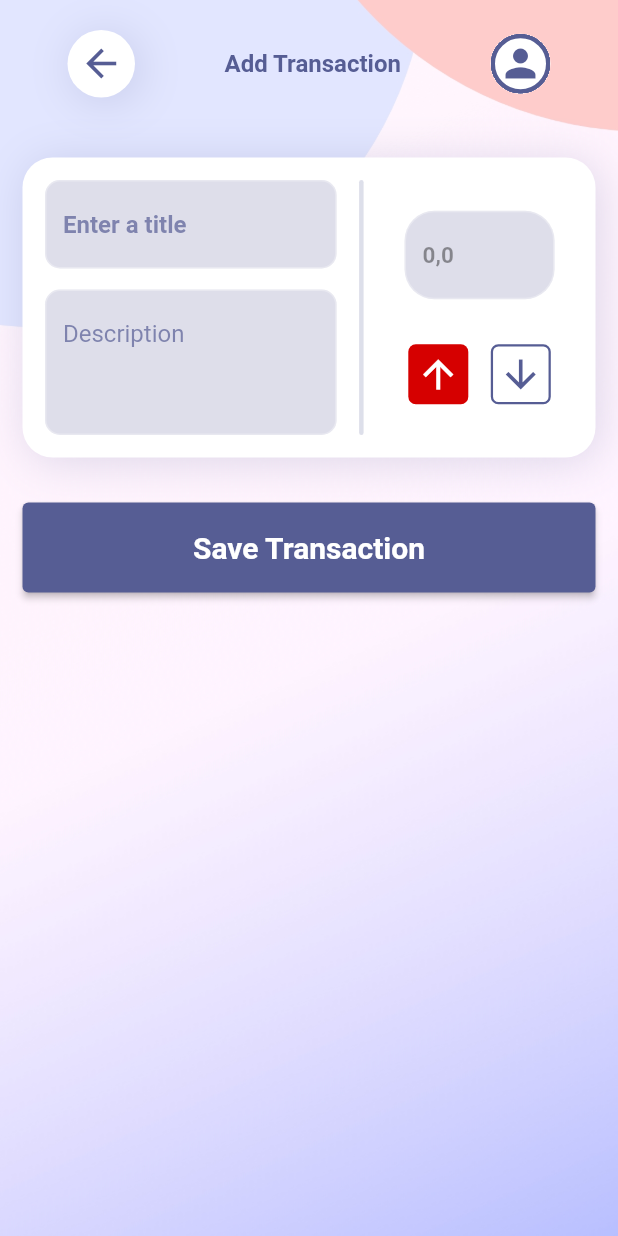
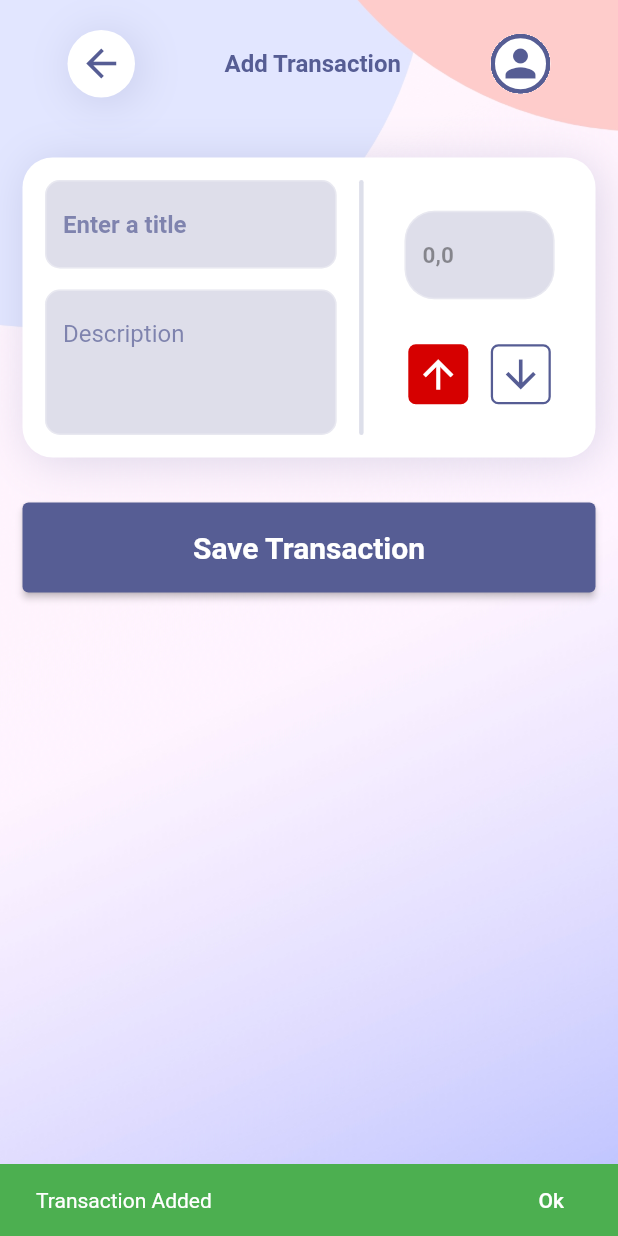
Before and after one commit to amrmhassan/smart-wallet, a Flutter app: the AddTransactionScreen screen opened by its route, after a tap on "Save Transaction", on a phone screen of 412 x 824 dp. Run offline on Flutter 3.47's test engine with Material 2 defaults, Android fonts, the phone set to English and light mode, and no system bars; our stand-ins replace font_awesome_flutter, sqflite; accounts and stored records are empty.

Commit message:
Basic Error handling implemented

```diff
--- /dev/null
+++ b/lib/constants/durations.dart
@@ -0,0 +1 @@
+const Duration snackbarDefaultDuration = Duration(seconds: 2);
--- a/lib/constants/types.dart
+++ b/lib/constants/types.dart
@@ -3,3 +3,9 @@ enum TransactionType {
   income,
   outcome,
 }
+
+enum SnackBarType {
+  info,
+  error,
+  success,
+}
--- /dev/null
+++ b/lib/helpers/custom_error.dart
@@ -0,0 +1,11 @@
+class CustomError implements Exception {
+  String message;
+  CustomError(
+    this.message,
+  );
+
+  @override
+  String toString() {
+    return message;
+  }
+}
--- a/lib/helpers/db_helper.dart
+++ b/lib/helpers/db_helper.dart
@@ -40,4 +40,9 @@ class DBHelper {
     final db = await DBHelper.database(table);
     return db.query(table);
   }
+
+  static Future<void> deleteById(String id, String table) async {
+    final db = await DBHelper.database(table);
+    return db.execute("DELETE FROM $table WHERE id='$id'");
+  }
 }
--- a/lib/providers/transactions_provider.dart
+++ b/lib/providers/transactions_provider.dart
@@ -2,6 +2,7 @@ import 'package:flutter/foundation.dart';
 import 'package:uuid/uuid.dart';
 import 'package:wallet_app/constants/db_constants.dart';
 import 'package:wallet_app/constants/types.dart';
+import 'package:wallet_app/helpers/custom_error.dart';
 import 'package:wallet_app/helpers/db_helper.dart';
 import 'package:wallet_app/models/transaction_model.dart';
 
@@ -79,8 +80,7 @@ class TransactionProvider extends ChangeNotifier {
       TransactionType transactionType) async {
     //* checking if the transaction added will make the current balance negative
     if (amount > totalMoney && transactionType == TransactionType.outcome) {
-      throw Exception(
-          'Outcome Transaction is larger than the total amount of the money');
+      throw CustomError('This expense is larger than your balance.');
     }
 
     //* initializing the transaction data like (createdAt, id, ratioToTotal...)
@@ -153,15 +153,24 @@ class TransactionProvider extends ChangeNotifier {
   }
 
 //* for deleting a transaction
-  void deleteTransaction(String id) {
+  Future<void> deleteTransaction(String id) async {
+    //* delete from the database first
+    try {
+      await DBHelper.deleteById(id, transactionsTableName);
+    } catch (error) {
+      if (kDebugMode) {
+        print(error);
+        print('An error occurred during deleting a transaction');
+      }
+    }
+
     //* if that transaction is income and deleting it will make the total by negative then throw an error that you can't delete that transaction , you can only edit it to a lower amount but not lower than the current total amount in that profile
-
     _transactions.removeWhere((element) {
       if (element.transactionType == TransactionType.income &&
           element.amount > totalMoney &&
           element.id == id) {
-        throw Exception(
-            'You can\'t delete that transaction cause it is greater than the total amount you have in your profile');
+        throw CustomError(
+            'Your total balance will be negative, you can\'t delete it.');
       }
       return element.id == id;
     });
--- a/lib/screens/add_transaction/add_transaction_screen.dart
+++ b/lib/screens/add_transaction/add_transaction_screen.dart
@@ -10,6 +10,7 @@ import 'package:wallet_app/constants/types.dart';
 import 'package:wallet_app/models/transaction_model.dart';
 import 'package:wallet_app/providers/quick_actions_provider.dart';
 import 'package:wallet_app/providers/transactions_provider.dart';
+import 'package:wallet_app/utils/transactions_utils.dart';
 import 'package:wallet_app/widgets/global/line.dart';
 
 import '../../widgets/app_bar/my_app_bar.dart';
@@ -40,7 +41,7 @@ class _AddTransactionScreenState extends State<AddTransactionScreen> {
   }
 
 //? this function may add a transaction or a quick action depending on the value of addQuickAction
-  void addTransaction(bool addQuickAction) {
+  void addTransaction(bool addQuickAction) async {
     String title =
         _titleController.text.isEmpty ? 'Empty Title' : _titleController.text;
     double amount = double.tryParse(_priceController.text) ?? 0;
@@ -73,12 +74,22 @@ class _AddTransactionScreenState extends State<AddTransactionScreen> {
         transactionType: transactionType,
         ratioToTotal: ratioToTotal,
       );
-      Provider.of<QuickActionsProvider>(context, listen: false)
-          .addQuickAction(newTransaction);
+      try {
+        await Provider.of<QuickActionsProvider>(context, listen: false)
+            .addQuickAction(newTransaction);
+        showSnackBar(context, 'Quick Action Added', SnackBarType.success);
+      } catch (error) {
+        showSnackBar(context, error.toString(), SnackBarType.error);
+      }
     } else {
-      //* here the code for adding a new transaction
-      Provider.of<TransactionProvider>(context, listen: false)
-          .addTransaction(title, description, amount, transactionType);
+      try {
+        //* here the code for adding a new transaction
+        await Provider.of<TransactionProvider>(context, listen: false)
+            .addTransaction(title, description, amount, transactionType);
+        showSnackBar(context, 'Transaction Added', SnackBarType.success);
+      } catch (error) {
+        showSnackBar(context, error.toString(), SnackBarType.error);
+      }
     }
   }
 
--- a/lib/screens/transactions_screen/widgets/transaction_card.dart
+++ b/lib/screens/transactions_screen/widgets/transaction_card.dart
@@ -17,6 +17,15 @@ class TranscationCard extends StatelessWidget {
     Key? key,
     required this.transaction,
   }) : super(key: key);
+
+  void deleteTransaction(BuildContext context) async {
+    try {
+      await Provider.of<TransactionProvider>(context, listen: false)
+          .deleteTransaction(transaction.id);
+    } catch (error) {
+      showSnackBar(context, error.toString(), SnackBarType.error);
+    }
+  }
 
   @override
   Widget build(BuildContext context) {
@@ -38,6 +47,7 @@ class TranscationCard extends StatelessWidget {
         mainAxisAlignment: MainAxisAlignment.start,
         children: [
           Container(
+            alignment: Alignment.center,
             width: 50,
             height: 50,
             decoration: BoxDecoration(
@@ -49,6 +59,16 @@ class TranscationCard extends StatelessWidget {
                   : kOutcomeColor.withOpacity(transaction.ratioToTotal > 1
                       ? 1
                       : transaction.ratioToTotal),
+            ),
+            child: Container(
+              width: 20,
+              height: 20,
+              decoration: BoxDecoration(
+                borderRadius: BorderRadius.circular(50),
+                color: transaction.transactionType == TransactionType.income
+                    ? kIncomeColor
+                    : kOutcomeColor,
+              ),
             ),
           ),
           const SizedBox(
@@ -86,10 +106,7 @@ class TranscationCard extends StatelessWidget {
                 TransactionActionButton(
                   iconData: FontAwesomeIcons.trash,
                   color: kDeleteColor,
-                  onTap: () {
-                    Provider.of<TransactionProvider>(context, listen: false)
-                        .deleteTransaction(transaction.id);
-                  },
+                  onTap: () => deleteTransaction(context),
                 ),
               ],
             ),
--- a/lib/utils/transactions_utils.dart
+++ b/lib/utils/transactions_utils.dart
@@ -1,3 +1,8 @@
+import 'package:flutter/cupertino.dart';
+import 'package:flutter/material.dart';
+import 'package:wallet_app/constants/colors.dart';
+import 'package:wallet_app/constants/types.dart';
+
 String doubleToString(double amount) {
   try {
     String string = amount.toStringAsFixed(2);
@@ -6,3 +11,33 @@ String doubleToString(double amount) {
     return 'error converting double to string';
   }
 }
+
+void showSnackBar(
+    BuildContext context, String message, SnackBarType snackBarType,
+    [bool aboveBottomNavBar = false]) {
+  ScaffoldMessenger.of(context).showSnackBar(
+    SnackBar(
+      // margin: aboveBottomNavBar
+      //     ? const EdgeInsets.only(bottom: kBottomNavigationBarHeight + 50)
+      //     : null,
+      behavior: aboveBottomNavBar ? SnackBarBehavior.floating : null,
+      content: Text(
+        message,
+      ),
+      backgroundColor: snackBarType == SnackBarType.success
+          ? Colors.green
+          : snackBarType == SnackBarType.error
+              ? kOutcomeColor
+              : null,
+      action: SnackBarAction(
+        label: 'Ok',
+        textColor: snackBarType == SnackBarType.error ||
+                snackBarType == SnackBarType.success ||
+                snackBarType == SnackBarType.info
+            ? Colors.white
+            : null,
+        onPressed: () {},
+      ),
+    ),
+  );
+}
```
Also changed, not shown: lib/screens/home_screen/widgets/quick_actions_cards_grid.dart (+17 -7 lines), 2 other files.
